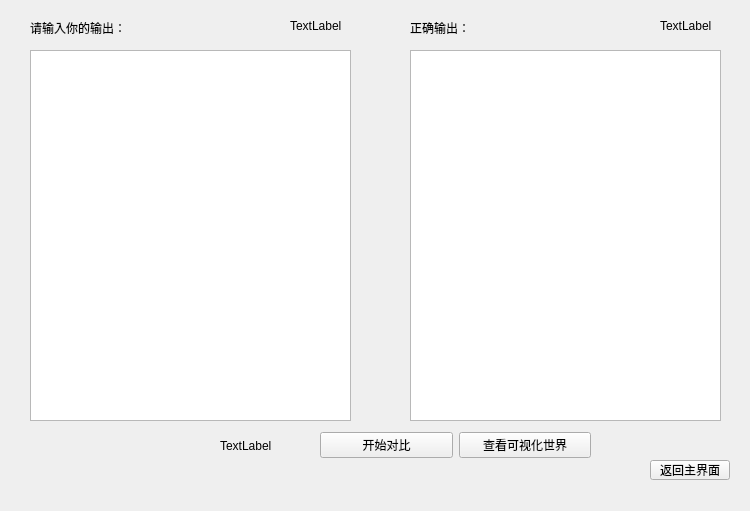
The window that compare.ui (RickyRui111/WorldOfWarcraftDebug) describes before a commit, drawn with Qt 5.
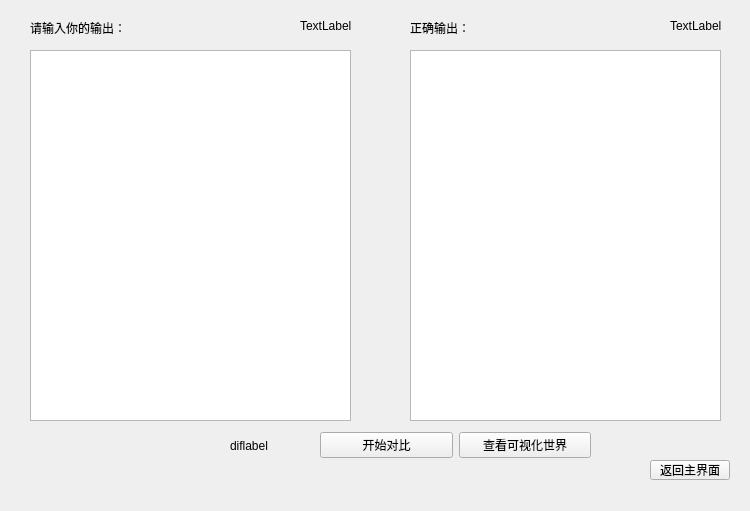
The same window after the commit.

What changed in the file:
```diff
--- a/compare.ui
+++ b/compare.ui
@@ -98,23 +98,23 @@
     </item>
    </layout>
   </widget>
-  <widget class="QLabel" name="wTextLines">
-   <property name="geometry">
-    <rect>
-     <x>290</x>
-     <y>20</y>
-     <width>54</width>
-     <height>12</height>
-    </rect>
-   </property>
-   <property name="text">
-    <string>TextLabel</string>
-   </property>
-  </widget>
   <widget class="QLabel" name="cTextLines">
    <property name="geometry">
     <rect>
-     <x>660</x>
+     <x>300</x>
+     <y>20</y>
+     <width>54</width>
+     <height>12</height>
+    </rect>
+   </property>
+   <property name="text">
+    <string>TextLabel</string>
+   </property>
+  </widget>
+  <widget class="QLabel" name="wTextLines">
+   <property name="geometry">
+    <rect>
+     <x>670</x>
      <y>20</y>
      <width>54</width>
      <height>12</height>
@@ -127,14 +127,14 @@
   <widget class="QLabel" name="difLines">
    <property name="geometry">
     <rect>
-     <x>220</x>
+     <x>230</x>
      <y>440</y>
      <width>54</width>
      <height>12</height>
     </rect>
    </property>
    <property name="text">
-    <string>TextLabel</string>
+    <string>diflabel</string>
    </property>
   </widget>
  </widget>
```
